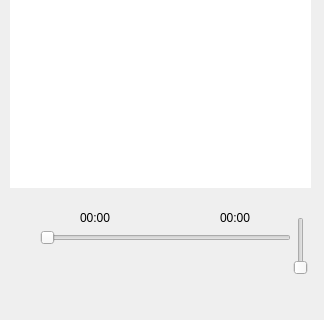
Above: widget.ui from wxx2786/myself-qt-project before the change; both pictures show x 0 to 324 and y 143 to 463 of the 324 by 463 pixel window. Below: the same form after it.
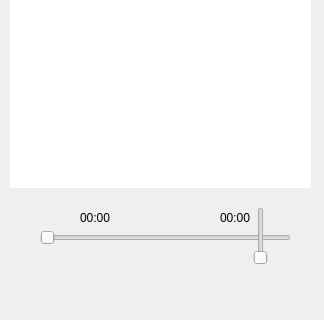
That is the form after the change. Icons and pictures are not drawn.

Diff of the .ui file:
```diff
--- a/widget.ui
+++ b/widget.ui
@@ -33,9 +33,9 @@
    <property name="geometry">
     <rect>
      <x>30</x>
-     <y>400</y>
+     <y>399</y>
      <width>256</width>
-     <height>50</height>
+     <height>51</height>
     </rect>
    </property>
    <property name="maximumSize">
@@ -198,6 +198,9 @@
      <height>22</height>
     </rect>
    </property>
+   <property name="styleSheet">
+    <string notr="true"/>
+   </property>
    <property name="orientation">
     <enum>Qt::Horizontal</enum>
    </property>
@@ -208,8 +211,8 @@
    </property>
    <property name="geometry">
     <rect>
-     <x>290</x>
-     <y>360</y>
+     <x>250</x>
+     <y>350</y>
      <width>22</width>
      <height>58</height>
     </rect>
@@ -230,7 +233,7 @@
     <enum>Qt::Vertical</enum>
    </property>
   </widget>
-  <widget class="QWidget" name="">
+  <widget class="QWidget" name="layoutWidget">
    <property name="geometry">
     <rect>
      <x>80</x>
```
Left out of the diff: 3 changed lines with no effect on the pictures.
